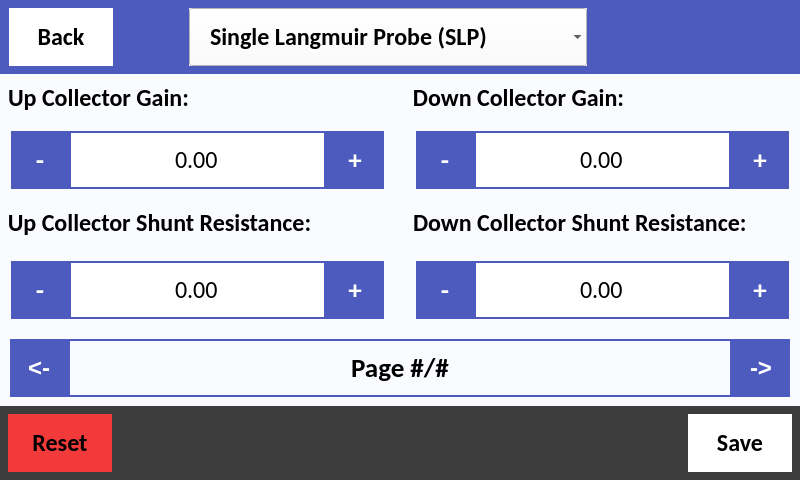
This is src/user_interface/graphic_user_interface/user_settings.ui in CFigueroa90894/plasmetry as Qt 5 draws it before an edit. The edited form follows.
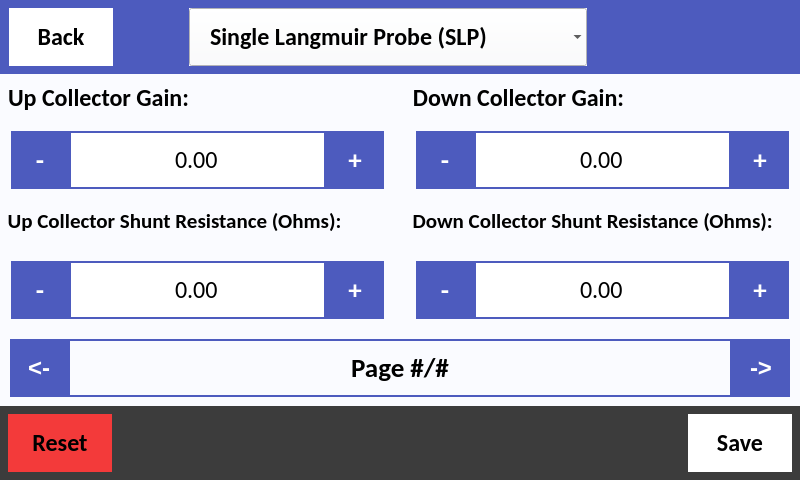
This is the edited form. The open tabs and pages were chosen to show the change.

Commit message: aggregated units to user_settings.ui

What changed in the file:
```diff
--- a/src/user_interface/graphic_user_interface/user_settings.ui
+++ b/src/user_interface/graphic_user_interface/user_settings.ui
@@ -5294,7 +5294,7 @@
                  <property name="font">
                   <font>
                    <family>Calibri</family>
-                   <pointsize>18</pointsize>
+                   <pointsize>16</pointsize>
                    <weight>75</weight>
                    <bold>true</bold>
                   </font>
@@ -5303,7 +5303,7 @@
                   <string notr="true"/>
                  </property>
                  <property name="title">
-                  <string>Up Collector Shunt Resistance:</string>
+                  <string>Up Collector Shunt Resistance (Ohms):</string>
                  </property>
                  <property name="alignment">
                   <set>Qt::AlignLeading|Qt::AlignLeft|Qt::AlignVCenter</set>
@@ -5461,13 +5461,13 @@
                  <property name="font">
                   <font>
                    <family>Calibri</family>
-                   <pointsize>18</pointsize>
+                   <pointsize>16</pointsize>
                    <weight>75</weight>
                    <bold>true</bold>
                   </font>
                  </property>
                  <property name="title">
-                  <string>Down Collector Shunt Resistance: </string>
+                  <string>Down Collector Shunt Resistance (Ohms): </string>
                  </property>
                  <property name="alignment">
                   <set>Qt::AlignLeading|Qt::AlignLeft|Qt::AlignVCenter</set>
```
Left out of the diff: 70 changed lines with no effect on the pictures.
